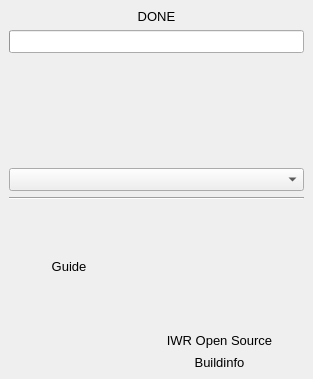
First picture: the form in gui/forms/qgmdockinfo.ui, repository barionleg/gitgAmesch, before the edit.
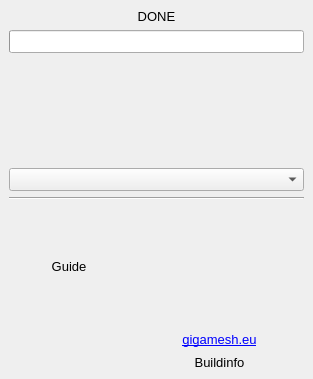
Second picture: the form after the edit. Icons and pictures are not drawn.

Diff of the .ui file:
```diff
--- a/gui/forms/qgmdockinfo.ui
+++ b/gui/forms/qgmdockinfo.ui
@@ -215,7 +215,7 @@
          </size>
         </property>
         <property name="text">
-         <string>IWR Open Source</string>
+         <string>&lt;a href=&quot;https://gigamesh.eu&quot;&gt;gigamesh.eu&lt;/a&gt;</string>
         </property>
         <property name="alignment">
          <set>Qt::AlignCenter</set>
```
Left out of the diff: 5 changed lines with no effect on the pictures.
